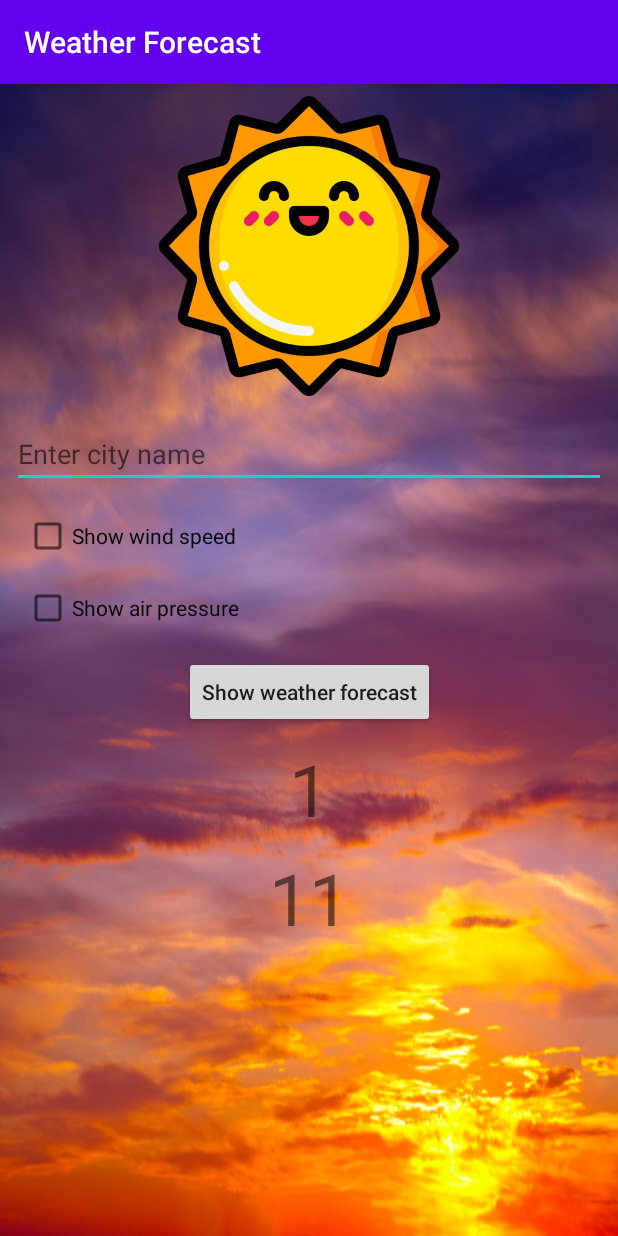
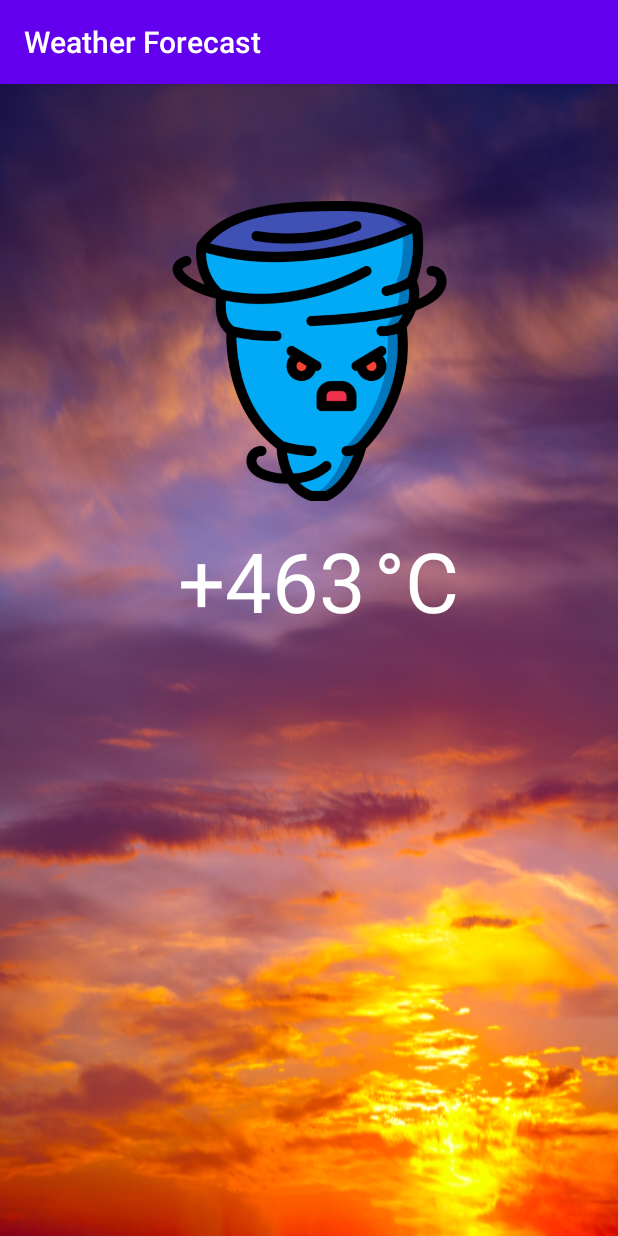
Before and after one commit to tenstyle/Android_2020_1, an Android app: the screen it shows after launch (MainActivity before the commit, ForecastActivity after it), after a tap on "Show weather forecast", on a phone screen of 412 x 824 dp. Run offline under Robolectric (Android 15) with nearby library versions, the phone set to English and light mode, and no system bars.

Commit message:
Готовое домашнее задание к 4 уроку. Сделал переход на экран прогноза погоды. У каждого города индивидуальная картинка прогноза и данные о погоде.

```diff
--- a/app/src/main/java/ru/tenstyle/weatherforecast/ForecastActivity.java
+++ b/app/src/main/java/ru/tenstyle/weatherforecast/ForecastActivity.java
@@ -1,14 +1,100 @@
 package ru.tenstyle.weatherforecast;
+
+import android.content.Intent;
+import android.os.Bundle;
+import android.view.View;
+import android.widget.ImageView;
+import android.widget.TextView;
 
 import androidx.appcompat.app.AppCompatActivity;
 
-import android.os.Bundle;
+public class ForecastActivity extends AppCompatActivity {
 
-public class ForecastActivity extends AppCompatActivity {
+    public static final String CITYNAME = "Your city name";
+    public static final String CELSIUSCITY = "0";
+    public static final String SPEEDCITY = "5";
+    public static final String PRESSURECITY = "760";
+    public static final String CHECKBOXWIND = "false";
+    public static final String CHECKBOXPRESSURE = "false";
 
     @Override
     protected void onCreate(Bundle savedInstanceState) {
         super.onCreate(savedInstanceState);
         setContentView(R.layout.activity_forecast);
+
+        recievedData();
+        forecastImageSet();
+        setWindViewsVisibility();
+        setPressureViewsVisibility();
+    }
+
+    private void recievedData() {
+        Intent intent = getIntent();
+
+        String cityName = intent.getStringExtra(CITYNAME);
+        TextView cityNameTextView = findViewById(R.id.cityNameTextView);
+        cityNameTextView.setText(cityName);
+
+        String celsiusCity = intent.getStringExtra(CELSIUSCITY);
+        TextView cityCelsius = findViewById(R.id.textViewCelsiusCity);
+        cityCelsius.setText(celsiusCity);
+
+        String speedCity = intent.getStringExtra(SPEEDCITY);
+        TextView citySpeed = findViewById(R.id.textSpeedCity);
+        citySpeed.setText(speedCity);
+
+        String pressureCity = intent.getStringExtra(PRESSURECITY);
+        TextView cityPressure = findViewById(R.id.textPressureCity);
+        cityPressure.setText(pressureCity);
+
+    }
+
+    private void setWindViewsVisibility() {
+        Intent intent = getIntent();
+        if (intent.getBooleanExtra(CHECKBOXWIND, false)) {
+            TextView textViewWind = findViewById(R.id.textViewWind);
+            textViewWind.setVisibility(View.VISIBLE);
+            TextView citySpeed = findViewById(R.id.textSpeedCity);
+            citySpeed.setVisibility(View.VISIBLE);
+            TextView textViewMPS = findViewById(R.id.textViewMPS);
+            textViewMPS.setVisibility(View.VISIBLE);
+        }
+    }
+
+    private void setPressureViewsVisibility() {
+        Intent intent = getIntent();
+        if (intent.getBooleanExtra(CHECKBOXPRESSURE, false)) {
+            TextView textViewAir = findViewById(R.id.textViewAir);
+            textViewAir.setVisibility(View.VISIBLE);
+            TextView cityPressure = findViewById(R.id.textPressureCity);
+            cityPressure.setVisibility(View.VISIBLE);
+            TextView textViewMmHg = findViewById(R.id.textViewMmHg);
+            textViewMmHg.setVisibility(View.VISIBLE);
+        }
+    }
+
+    private void forecastImageSet() {
+        ImageView forecastImage = findViewById(R.id.forecastImageView);
+        String[] cities = getResources().getStringArray(R.array.cities);
+        TextView cityNameTextView = findViewById(R.id.cityNameTextView);
+        String cityName = cityNameTextView.getText().toString();
+
+        if (cityName.equals(cities[0])) {
+            forecastImage.setImageResource(R.drawable.heavy_rain);
+        } else if (cityName.equals(cities[1])) {
+            forecastImage.setImageResource(R.drawable.sunny);
+        } else if (cityName.equals(cities[2])) {
+            forecastImage.setImageResource(R.drawable.rainbow);
+        } else if (cityName.equals(cities[3])) {
+            forecastImage.setImageResource(R.drawable.windy);
+        } else if (cityName.equals(cities[4])) {
+            forecastImage.setImageResource(R.drawable.snow);
+        } else if (cityName.equals(cities[5])) {
+            forecastImage.setImageResource(R.drawable.cloudy);
+        } else if (cityName.equals(cities[6])) {
+            forecastImage.setImageResource(R.drawable.heatwave);
+        } else {
+            forecastImage.setImageResource(R.drawable.tornado);
+        }
     }
 }
--- a/app/src/main/java/ru/tenstyle/weatherforecast/MainActivity.java
+++ b/app/src/main/java/ru/tenstyle/weatherforecast/MainActivity.java
@@ -1,15 +1,12 @@
 package ru.tenstyle.weatherforecast;
 
+import android.content.Intent;
 import android.os.Bundle;
-import android.util.Log;
 import android.view.View;
 import android.widget.ArrayAdapter;
 import android.widget.AutoCompleteTextView;
-import android.widget.Button;
-import android.widget.TextView;
-import android.widget.Toast;
+import android.widget.CheckBox;
 
-import androidx.annotation.NonNull;
 import androidx.appcompat.app.AppCompatActivity;
 
 import java.util.Arrays;
@@ -17,103 +14,76 @@ import java.util.List;
 
 public class MainActivity extends AppCompatActivity {
 
+    CheckBox checkBoxShowWind, checkBoxShowPressure;
+    String pressureCity, speedCity, celsiusCity;
+
     @Override
     protected void onCreate(Bundle savedInstanceState) {
         super.onCreate(savedInstanceState);
         setContentView(R.layout.activity_main);
 
         initViews();
-
-        Log.d("myLog", "onCreate()");
-        Toast.makeText(getApplicationContext(), "onCreate()", Toast.LENGTH_SHORT).show();
-
-        // Временный код для проверки сохранения данных при смене ориентации экрана
-
-        temporarySavingState();
-
     }
 
-    private void temporarySavingState() {
-        final TextView textCounter = findViewById(R.id.textCounter);
-        final TextView textCounter2 = findViewById(R.id.textCounter2);
-        final Singleton presenter = Singleton.getInstance();
-        textCounter.setText(((Integer)presenter.getCounter()).toString());
-        textCounter2.setText(((Integer)presenter.getCounter2()).toString());
-        Button button = findViewById(R.id.button);
-        button.setOnClickListener(new View.OnClickListener() {      // Обработка нажатий
-            @Override
-            public void onClick(View v) {
-                presenter.incrementCounter();
-                textCounter.setText(((Integer)presenter.getCounter()).toString());
-                textCounter2.setText(((Integer)presenter.getCounter2()).toString());
-            }
-        });
-    }
 
     private void initViews() {
         AutoCompleteTextView autoCompleteTextView = findViewById(R.id.autoCompleteTextView);
         String[] cities = getResources().getStringArray(R.array.cities);
-        List<String> catList = Arrays.asList(cities);
+        List<String> cityList = Arrays.asList(cities);
         ArrayAdapter<String> adapter = new ArrayAdapter<>(
-                this, android.R.layout.simple_dropdown_item_1line, catList);
+                this, android.R.layout.simple_dropdown_item_1line, cityList);
         autoCompleteTextView.setAdapter(adapter);
     }
 
-    @Override
-    protected void onStart() {
-        super.onStart();
-        Log.d("myLog", "onStart()");
-        Toast.makeText(getApplicationContext(), "onStart()", Toast.LENGTH_SHORT).show();
-    }
+    public void onForecastBtnClick(View view) {
+        Intent intent = new Intent(this, ForecastActivity.class);
+        String[] cities = getResources().getStringArray(R.array.cities);
+        AutoCompleteTextView autoCompleteTextView = findViewById(R.id.autoCompleteTextView);
+        String cityName = autoCompleteTextView.getText().toString();
 
-    @Override
-    protected void onRestoreInstanceState(@NonNull Bundle saveInstanceState) {
-        super.onRestoreInstanceState(saveInstanceState);
-        Log.d("myLog", "onRestoreInstanceState()");
-        Toast.makeText(getApplicationContext(), "onRestoreInstanceState()",
-                Toast.LENGTH_SHORT).show();
-    }
+        if (cityName.equals(cities[0])) {
+            celsiusCity = "+15";
+            speedCity = "4";
+            pressureCity = "760";
+        } else if (cityName.equals(cities[1])) {
+            celsiusCity = "+20";
+            speedCity = "6";
+            pressureCity = "758";
+        } else if (cityName.equals(cities[2])) {
+            celsiusCity = "+22";
+            speedCity = "1";
+            pressureCity = "770";
+        } else if (cityName.equals(cities[3])) {
+            celsiusCity = "+10";
+            speedCity = "26";
+            pressureCity = "746";
+        } else if (cityName.equals(cities[4])) {
+            celsiusCity = "-2";
+            speedCity = "18";
+            pressureCity = "780";
+        } else if (cityName.equals(cities[5])) {
+            celsiusCity = "+18";
+            speedCity = "3";
+            pressureCity = "760";
+        } else if (cityName.equals(cities[6])) {
+            celsiusCity = "+33";
+            speedCity = "2";
+            pressureCity = "773";
+        } else {
+            celsiusCity = "+463";
+            speedCity = "128";
+            pressureCity = "2760";
+        }
 
-    @Override
-    protected void onResume() {
-        super.onResume();
-        Log.d("myLog", "onResume()");
-        Toast.makeText(getApplicationContext(), "onResume()", Toast.LENGTH_SHORT).show();
-    }
+        checkBoxShowWind = findViewById(R.id.checkBoxWind);
+        checkBoxShowPressure = findViewById(R.id.checkBoxPressure);
 
-    @Override
-    protected void onPause() {
-        super.onPause();
-        Log.d("myLog", "onPause()");
-        Toast.makeText(getApplicationContext(), "onPause()", Toast.LENGTH_SHORT).show();
-    }
-
-    @Override
-    protected void onSaveInstanceState(@NonNull Bundle saveInstanceState) {
-        super.onSaveInstanceState(saveInstanceState);
-        Log.d("myLog", "onSaveInstanceState()");
-        Toast.makeText(getApplicationContext(), "onSaveInstanceState()",
-                Toast.LENGTH_SHORT).show();
-    }
-
-    @Override
-    protected void onStop() {
-        super.onStop();
-        Log.d("myLog", "onStop()");
-        Toast.makeText(getApplicationContext(), "onStop()", Toast.LENGTH_SHORT).show();
-    }
-
-    @Override
-    protected void onRestart() {
-        super.onRestart();
-        Log.d("myLog", "onRestart()");
-        Toast.makeText(getApplicationContext(), "onRestart()", Toast.LENGTH_SHORT).show();
-    }
-
-    @Override
-    protected void onDestroy() {
-        super.onDestroy();
-        Log.d("myLog", "onDestroy()");
-        Toast.makeText(getApplicationContext(), "onDestroy()", Toast.LENGTH_SHORT).show();
+        intent.putExtra(ForecastActivity.CITYNAME, cityName);
+        intent.putExtra(ForecastActivity.CELSIUSCITY, celsiusCity);
+        intent.putExtra(ForecastActivity.SPEEDCITY, speedCity);
+        intent.putExtra(ForecastActivity.PRESSURECITY, pressureCity);
+        intent.putExtra(ForecastActivity.CHECKBOXWIND, checkBoxShowWind.isChecked());
+        intent.putExtra(ForecastActivity.CHECKBOXPRESSURE, checkBoxShowPressure.isChecked());
+        startActivity(intent);
     }
 }
--- a/app/src/main/java/ru/tenstyle/weatherforecast/Singleton.java
+++ /dev/null
@@ -1,36 +0,0 @@
-package ru.tenstyle.weatherforecast;
-
-public final class Singleton {
-
-    private static Singleton instance = null;
-    private static final Object syncObject = new Object();
-    private int counter;
-    private int counter2;
-
-    private Singleton() {
-        counter = 0;
-        counter2 = 0;
-    }
-
-    public void incrementCounter() {
-        counter++;
-        counter2 = counter2 + 11;
-    }
-
-    public int getCounter() {
-        return counter;
-    }
-
-    public int getCounter2() {
-        return counter2;
-    }
-
-    public static Singleton getInstance() {
-        synchronized (syncObject) {
-            if (instance == null) {
-                instance = new Singleton();
-            }
-            return instance;
-        }
-    }
-}
--- a/app/src/main/res/layout/activity_forecast.xml
+++ b/app/src/main/res/layout/activity_forecast.xml
@@ -12,13 +12,12 @@
         android:layout_height="match_parent">
 
         <TextView
-            android:id="@+id/textView"
+            android:id="@+id/cityNameTextView"
             android:layout_width="wrap_content"
             android:layout_height="wrap_content"
             android:layout_marginStart="8dp"
             android:layout_marginTop="8dp"
             android:layout_marginEnd="8dp"
-            android:text="@string/your_city_name"
             android:textColor="#ffffff"
             android:textSize="40sp"
             android:textStyle="bold"
@@ -27,14 +26,13 @@
             app:layout_constraintTop_toTopOf="parent" />
 
         <ImageView
-            android:id="@+id/imageView"
+            android:id="@+id/forecastImageView"
             android:layout_width="200dp"
             android:layout_height="200dp"
             android:layout_marginTop="16dp"
             app:layout_constraintEnd_toEndOf="parent"
             app:layout_constraintStart_toStartOf="parent"
-            app:layout_constraintTop_toBottomOf="@+id/textView"
-            app:srcCompat="@drawable/sun_with_cloud"
+            app:layout_constraintTop_toBottomOf="@+id/cityNameTextView"
             tools:ignore="ContentDescription" />
 
         <TextView
@@ -43,14 +41,13 @@
             android:layout_height="wrap_content"
             android:layout_marginTop="16dp"
             android:layout_weight="1"
-            android:text="+20"
             android:textAlignment="center"
             android:textColor="#ffffff"
             android:textSize="55sp"
             app:layout_constraintEnd_toEndOf="parent"
             app:layout_constraintHorizontal_bias="0.415"
             app:layout_constraintStart_toStartOf="parent"
-            app:layout_constraintTop_toBottomOf="@+id/imageView" />
+            app:layout_constraintTop_toBottomOf="@+id/forecastImageView" />
 
         <TextView
             android:id="@+id/textViewCelsius"
@@ -75,6 +72,7 @@
             android:textAlignment="textEnd"
             android:textColor="#ffffff"
             android:textSize="20sp"
+            android:visibility="gone"
             app:layout_constraintEnd_toEndOf="parent"
             app:layout_constraintHorizontal_bias="0.189"
             app:layout_constraintStart_toStartOf="parent"
@@ -86,16 +84,16 @@
             android:layout_height="wrap_content"
             android:layout_marginStart="5dp"
             android:layout_weight="1"
-            android:text="5"
             android:textAlignment="center"
             android:textColor="#ffffff"
             android:textSize="35sp"
+            android:visibility="gone"
             app:layout_constraintBottom_toBottomOf="@+id/textViewWind"
             app:layout_constraintStart_toEndOf="@+id/textViewWind"
             app:layout_constraintTop_toTopOf="@+id/textViewWind" />
 
         <TextView
-            android:id="@+id/textMPS"
+            android:id="@+id/textViewMPS"
             android:layout_width="wrap_content"
             android:layout_height="wrap_content"
             android:layout_marginStart="5dp"
@@ -104,6 +102,7 @@
             android:textAlignment="viewStart"
             android:textColor="#ffffff"
             android:textSize="35sp"
+            android:visibility="gone"
             app:layout_constraintStart_toEndOf="@+id/textSpeedCity"
             app:layout_constraintTop_toTopOf="@+id/textSpeedCity" />
 
@@ -116,6 +115,7 @@
             android:textAlignment="textEnd"
             android:textColor="#ffffff"
             android:textSize="20sp"
+            android:visibility="gone"
             app:layout_constraintEnd_toEndOf="parent"
             app:layout_constraintHorizontal_bias="0.15"
             app:layout_constraintStart_toStartOf="parent"
@@ -127,11 +127,11 @@
             android:layout_height="wrap_content"
             android:layout_marginStart="5dp"
             android:layout_weight="1"
-            android:text="760"
             android:textAlignment="center"
             android:textColor="#ffffff"
             android:textSize="35sp"
-            app:layout_constraintBottom_toBottomOf="@+id/textViewAir"
+            android:visibility="gone"
+            app:layout_constraintBottom_toBottomOf="parent"
             app:layout_constraintStart_toEndOf="@+id/textViewAir"
             app:layout_constraintTop_toTopOf="@+id/textViewAir" />
 
@@ -142,9 +142,10 @@
             android:layout_marginStart="5dp"
             android:layout_weight="1"
             android:text="@string/mm_hg"
-            android:textAlignment="viewStart"
             android:textColor="#ffffff"
-            android:textSize="35sp"
+            android:textSize="20sp"
+            android:gravity="center"
+            android:visibility="gone"
             app:layout_constraintStart_toEndOf="@+id/textPressureCity"
             app:layout_constraintTop_toTopOf="@+id/textPressureCity" />
 
--- a/app/src/main/res/layout/activity_main.xml
+++ b/app/src/main/res/layout/activity_main.xml
@@ -79,13 +79,14 @@
             android:layout_marginTop="16dp"
             android:layout_marginEnd="8dp"
             android:hint="@string/enter_city_name"
+            android:inputType="textCapWords"
             app:layout_constraintEnd_toEndOf="parent"
             app:layout_constraintHorizontal_bias="1.0"
             app:layout_constraintStart_toStartOf="parent"
             app:layout_constraintTop_toBottomOf="@+id/viewFlipper" />
 
         <CheckBox
-            android:id="@+id/checkBox"
+            android:id="@+id/checkBoxWind"
             android:layout_width="wrap_content"
             android:layout_height="wrap_content"
             android:layout_marginStart="16dp"
@@ -95,14 +96,14 @@
             app:layout_constraintTop_toBottomOf="@+id/autoCompleteTextView" />
 
         <CheckBox
-            android:id="@+id/checkBox2"
+            android:id="@+id/checkBoxPressure"
             android:layout_width="wrap_content"
             android:layout_height="wrap_content"
             android:layout_marginStart="16dp"
             android:layout_marginTop="16dp"
             android:text="@string/show_air_pressure"
             app:layout_constraintStart_toStartOf="parent"
-            app:layout_constraintTop_toBottomOf="@+id/checkBox" />
+            app:layout_constraintTop_toBottomOf="@+id/checkBoxWind" />
 
         <Button
             android:id="@+id/button"
@@ -111,29 +112,9 @@
             android:layout_marginTop="16dp"
             android:text="@string/show_weather_forecast"
             android:textAllCaps="false"
+            android:onClick="onForecastBtnClick"
             app:layout_constraintEnd_toEndOf="parent"
             app:layout_constraintStart_toStartOf="parent"
-            app:layout_constraintTop_toBottomOf="@+id/checkBox2" />
-
-        <TextView
-            android:id="@+id/textCounter"
-            android:layout_width="wrap_content"
-            android:layout_height="wrap_content"
-            android:layout_marginTop="8dp"
-            android:textSize="48sp"
-            app:layout_constraintEnd_toEndOf="parent"
-            app:layout_constraintStart_toStartOf="parent"
-            app:layout_constraintTop_toBottomOf="@+id/button" />
-
-        <TextView
-            android:id="@+id/textCounter2"
-            android:layout_width="wrap_content"
-            android:layout_height="wrap_content"
-            android:layout_marginTop="8dp"
-            android:textSize="48sp"
-            app:layout_constraintEnd_toEndOf="parent"
-            app:layout_constraintStart_toStartOf="parent"
-            app:layout_constraintTop_toBottomOf="@+id/textCounter" />
-
+            app:layout_constraintTop_toBottomOf="@+id/checkBoxPressure" />
     </androidx.constraintlayout.widget.ConstraintLayout>
 </androidx.core.widget.NestedScrollView>
```
Also changed, not shown: 1 other file.
